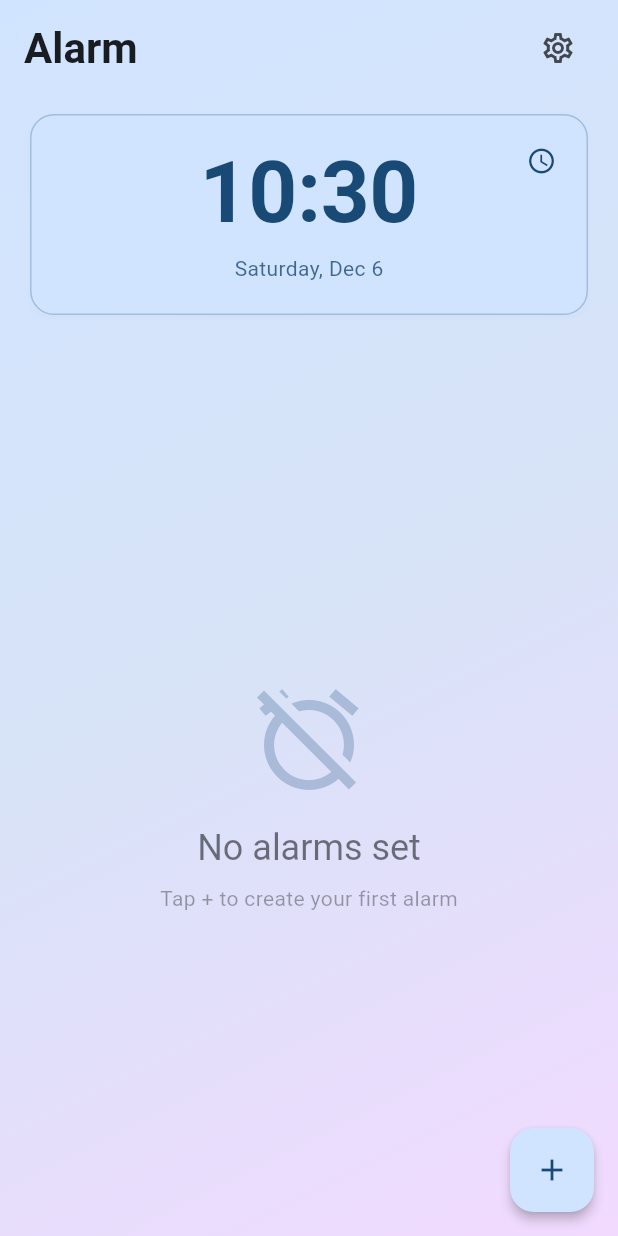
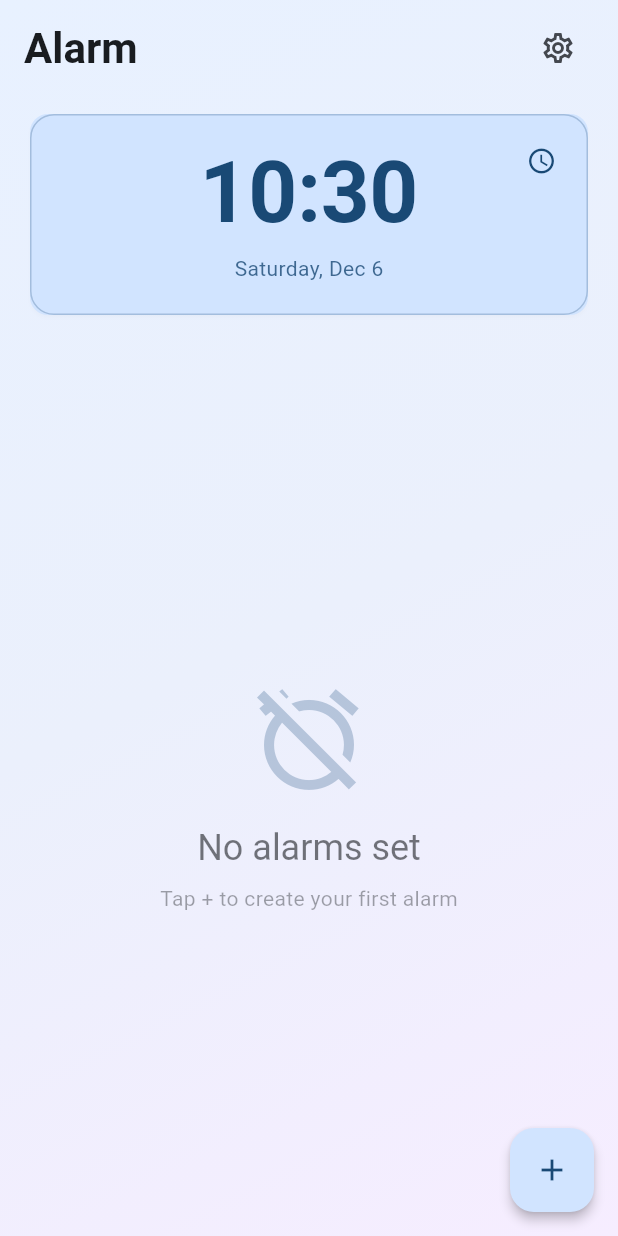
Before and after one commit to Nithiann/not_another_alarm_clock, a Flutter app: the HomeScreen screen opened directly, on a phone screen of 412 x 824 dp. Run offline on Flutter 3.47's test engine with Material 3 defaults, Android fonts, the light colour scheme and no system bars; drawn by our look-alikes of dynamic_color; our stand-ins replace flutter_local_notifications, flutter_timezone, google_sign_in, hive, hive_flutter, just_audio and 5 more; missing offline and left inert: android_alarm_manager_plus, audio_session, googleapis; accounts and stored records are empty.

Commit message:
darker gradient in colors

```diff
--- a/lib/core/theme/app_theme.dart
+++ b/lib/core/theme/app_theme.dart
@@ -11,6 +11,35 @@ class AppTheme {
           colorScheme.primaryContainer,
           colorScheme.secondaryContainer,
           colorScheme.tertiaryContainer,
+        ],
+      ),
+    );
+  }
+
+  // Helper to create darker gradient decoration for list pages
+  static BoxDecoration darkerGradientDecoration(ColorScheme colorScheme) {
+    // Create darker versions of the colors by blending with surface
+    final primaryDark = Color.alphaBlend(
+      colorScheme.surface.withValues(alpha: 0.6),
+      colorScheme.primaryContainer,
+    );
+    final secondaryDark = Color.alphaBlend(
+      colorScheme.surface.withValues(alpha: 0.6),
+      colorScheme.secondaryContainer,
+    );
+    final tertiaryDark = Color.alphaBlend(
+      colorScheme.surface.withValues(alpha: 0.6),
+      colorScheme.tertiaryContainer,
+    );
+
+    return BoxDecoration(
+      gradient: LinearGradient(
+        begin: Alignment.topLeft,
+        end: Alignment.bottomRight,
+        colors: [
+          primaryDark,
+          secondaryDark,
+          tertiaryDark,
         ],
       ),
     );
--- a/lib/presentation/screens/home_screen.dart
+++ b/lib/presentation/screens/home_screen.dart
@@ -19,7 +19,7 @@ class HomeScreen extends StatelessWidget {
 
     return Scaffold(
       body: Container(
-        decoration: AppTheme.gradientDecoration(colorScheme),
+        decoration: AppTheme.darkerGradientDecoration(colorScheme),
         child: SafeArea(
           child: Column(
             children: [
```
Also changed, not shown: lib/presentation/screens/alarm_ring_screen.dart (+27 -7 lines).
